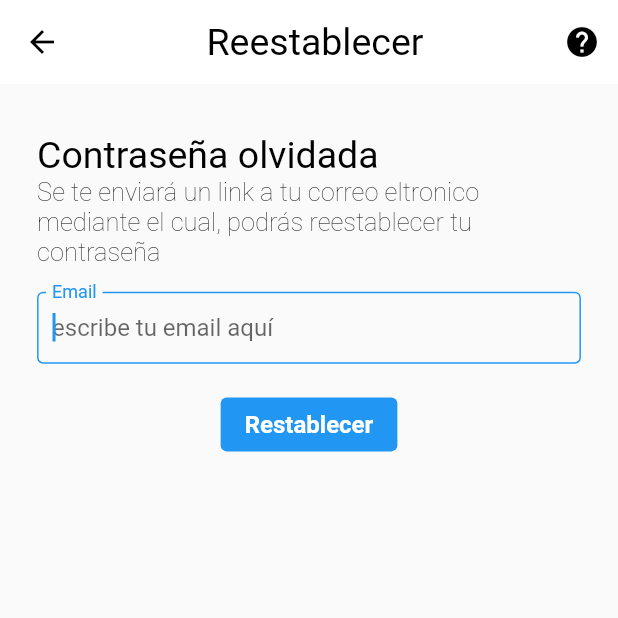
After one commit to zequielpr/retos_recompensas_proyecto_final, a Flutter app: the RecoveryPassw screen opened by its route, on a phone screen of 412 x 824 dp, the top half of it. The commit adds this screen. Run offline on Flutter 3.47's test engine with Material 2 defaults, Android fonts, the phone set to English and light mode, and no system bars; our stand-ins replace auto_route, cloud_firestore, custom_navigation_bar, firebase_auth, firebase_core, firebase_messaging and 6 more; missing offline and left inert: firebase_auth_platform_interface, flutter_facebook_auth, flutter_statusbarcolor_ns; accounts and stored records are empty.

Commit message:
recuperar contraseña

```diff
--- a/lib/Rutas.dart
+++ b/lib/Rutas.dart
@@ -1,4 +1,5 @@
 import 'package:retos_proyecto/MenuNavigatioBar/AdminPerfilUser.dart';
+import 'package:retos_proyecto/Servicios/Autenticacion/EmailPassw/RecoverPassw.dart';
 import 'package:retos_proyecto/datos/Roll_Data.dart';
 import 'package:retos_proyecto/splashScreen.dart';
 import 'package:custom_navigation_bar/custom_navigation_bar.dart';
@@ -31,6 +32,7 @@ import 'main.dart';
     AutoRoute(page: RecogerEmail, name: 'RecogerEmailRouter', path: '/RecogerEmail'),
     AutoRoute(page: NombreUsuario, name: 'NombreUsuarioRouter', path: '/NombreUsuario'),
     AutoRoute(page: RecogerPassw, name: 'RecogerPasswRouter', path: '/RecogerPassw'),
+    AutoRoute(page: RecoveryPassw, name: 'RecoveryPassw', path: '/RecoveryPassw'),
 
 
 
--- a/lib/Servicios/Autenticacion/EmailPassw/IniciarSessionEmailPassw.dart
+++ b/lib/Servicios/Autenticacion/EmailPassw/IniciarSessionEmailPassw.dart
@@ -232,7 +232,7 @@ class _StateIniSesionEmailPassword extends State<StateIniSesionEmailPassword> {
 
   Widget _getBtnOlvPassw() {
     return TextButton(
-        onPressed: () {}, child: Text('¿Has olvidado tu contraseña'));
+        onPressed: () {context.router.push(RecoveryPassw());}, child: Text('¿Has olvidado tu contraseña'));
   }
 
   Widget _getBtnIniciarSesion() {
--- /dev/null
+++ b/lib/Servicios/Autenticacion/EmailPassw/RecoverPassw.dart
@@ -0,0 +1,153 @@
+import 'package:auto_route/auto_route.dart';
+import 'package:firebase_auth/firebase_auth.dart';
+import 'package:flutter/material.dart';
+import 'package:google_fonts/google_fonts.dart';
+import 'package:retos_proyecto/MediaQuery.dart';
+import 'package:retos_proyecto/Rutas.gr.dart';
+import 'package:retos_proyecto/datos/CollecUsers.dart';
+
+import '../../../datos/TransferirDatos.dart';
+
+class RecoveryPassw extends StatefulWidget {
+  const RecoveryPassw({Key? key}) : super(key: key);
+
+  @override
+  State<RecoveryPassw> createState() => _RecoveryPasswState();
+}
+
+class _RecoveryPasswState extends State<RecoveryPassw> {
+  var emailController = TextEditingController();
+  @override
+  Widget build(BuildContext context) {
+    return Scaffold(
+      appBar: AppBar(
+        actions: [
+          IconButton(
+            icon: Icon(Icons.help),
+            onPressed: () {},
+          ),
+        ],
+        titleTextStyle: TextStyle(),
+        title: Align(
+          alignment: Alignment.center,
+          child: Text(
+            'Reestablecer',
+            style: TextStyle(color: Colors.black, fontSize: 25),
+          ),
+        ),
+      ),
+      body: Container(
+        margin: EdgeInsets.only(
+            left: Pantalla.getPorcentPanntalla(6, context, 'x'),
+            right: Pantalla.getPorcentPanntalla(6, context, 'x'),
+            top: Pantalla.getPorcentPanntalla(4, context, 'y')),
+        child: Column(
+          children: <Widget>[
+            Align(
+              alignment: Alignment.centerLeft,
+              child: Text('Contraseña olvidada',
+                  style: GoogleFonts.roboto(
+                      fontSize: 25, fontWeight: FontWeight.w400)),
+            ),
+            Text(
+                'Se te enviará un link a tu correo eltronico mediante el cual, podrás reestablecer tu contraseña',
+                style: GoogleFonts.roboto(
+                    fontSize: 17, fontWeight: FontWeight.w200)),
+            Container(
+              margin: EdgeInsets.only(
+                  top: Pantalla.getPorcentPanntalla(2, context, 'y'),
+                  bottom: Pantalla.getPorcentPanntalla(2, context, 'y')),
+              child: TextField(
+                controller: emailController,
+                keyboardType: TextInputType.emailAddress,
+                autofocus: true,
+                decoration: InputDecoration(
+                    hintText: 'escribe tu email aquí', labelText: 'Email'),
+              ),
+            ),
+            ElevatedButton(
+                onPressed: () {
+                  enviarLinkRecovPassw(emailController.text);
+                },
+                child: Text('Restablecer'))
+          ],
+        ),
+      ),
+    );
+  }
+
+  //Enviar link
+
+  void enviarLinkRecovPassw(String email) {
+    bool enviar = true;
+    (FirebaseAuth.instance.sendPasswordResetEmail(email: email))
+        .catchError((e) {
+      enviar = false;
+      late String title;
+      late String message;
+      var ex = e.toString();
+      var boton = TextButton(
+        onPressed: () => Navigator.of(context).pop(),
+        child: const Text('OK'),
+      );
+      print('error $ex');
+      if (ex.contains('invalid-email')) {
+        title = 'Email no válido';
+        message = 'Introduzca un email válido. Ejemplo@gmail.com';
+      } else if (ex.contains('user-not-found')) {
+        title = 'Usuario no encontrado';
+        message =
+            'No existe ningún usuario registrado con el emeail:${emailController.text}';
+      } else if (ex.contains('firebase_auth/unknown')) {
+        title = 'Introduzca un email';
+        message =
+            'Es necesario introducir un email para reestablecer su contraseña';
+      } else if (ex.contains('too-many-requests')) {
+        title = 'Demasiados intentos';
+        message = 'Rebice su email inbox o intentelo más tarde';
+      } else {
+        title = 'Ha ocurrido un error';
+        message = 'Intentelo más tarde';
+      }
+
+      mostrarMensaje(title, message, boton);
+    }).then((value) {
+      var message = 'Link enviado a ${emailController.text}';
+      var boton = TextButton(
+        onPressed: () => context.router.replace(IniSesionEmailPasswordRouter(
+            args: TransDatosInicioSesion('', false, true, emailController.text,
+                CollecUser.COLECCION_USUARIOS))),
+        child: const Text('OK'),
+      );
+      enviar ? mostrarMensaje('Link enviado', message, boton) : null;
+    });
+  }
+
+  //Mostrar mensaje:
+  void mostrarMensaje(title, message, acction) {
+    showDialog<String>(
+      context: context,
+      builder: (BuildContext context) => AlertDialog(
+        titlePadding: EdgeInsets.only(
+            left: Pantalla.getPorcentPanntalla(3, context, 'x'),
+            top: Pantalla.getPorcentPanntalla(3, context, 'x'),
+            bottom: Pantalla.getPorcentPanntalla(1, context, 'x')),
+        alignment: Alignment.center,
+        actionsAlignment: MainAxisAlignment.center,
+        buttonPadding: EdgeInsets.all(0),
+        actionsPadding:
+            EdgeInsets.only(top: Pantalla.getPorcentPanntalla(0, context, 'x')),
+        contentPadding: EdgeInsets.only(
+            left: Pantalla.getPorcentPanntalla(3, context, 'x'), right: Pantalla.getPorcentPanntalla(3, context, 'x')),
+        title: Text(title, textAlign: TextAlign.center),
+        content: Text(
+          message,
+          textAlign: TextAlign.center,
+        ),
+        actions: <Widget>[
+          acction,
+        ],
+      ),
+    );
+  }
+}
```
Also changed, not shown: lib/Rutas.gr.dart.
